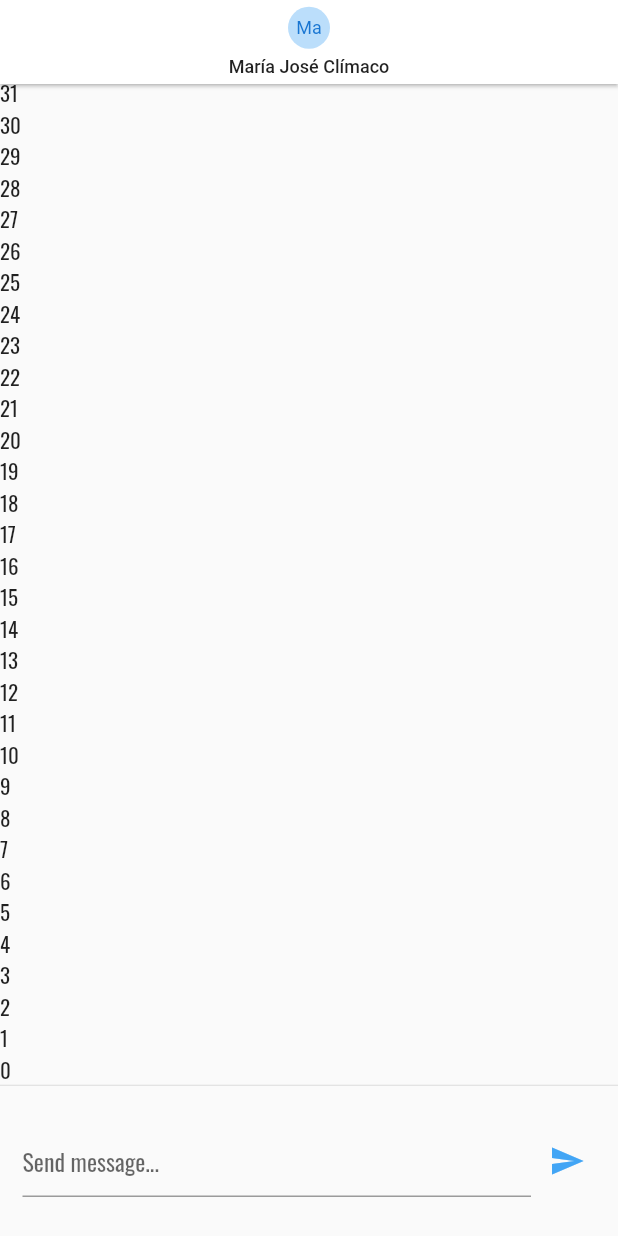
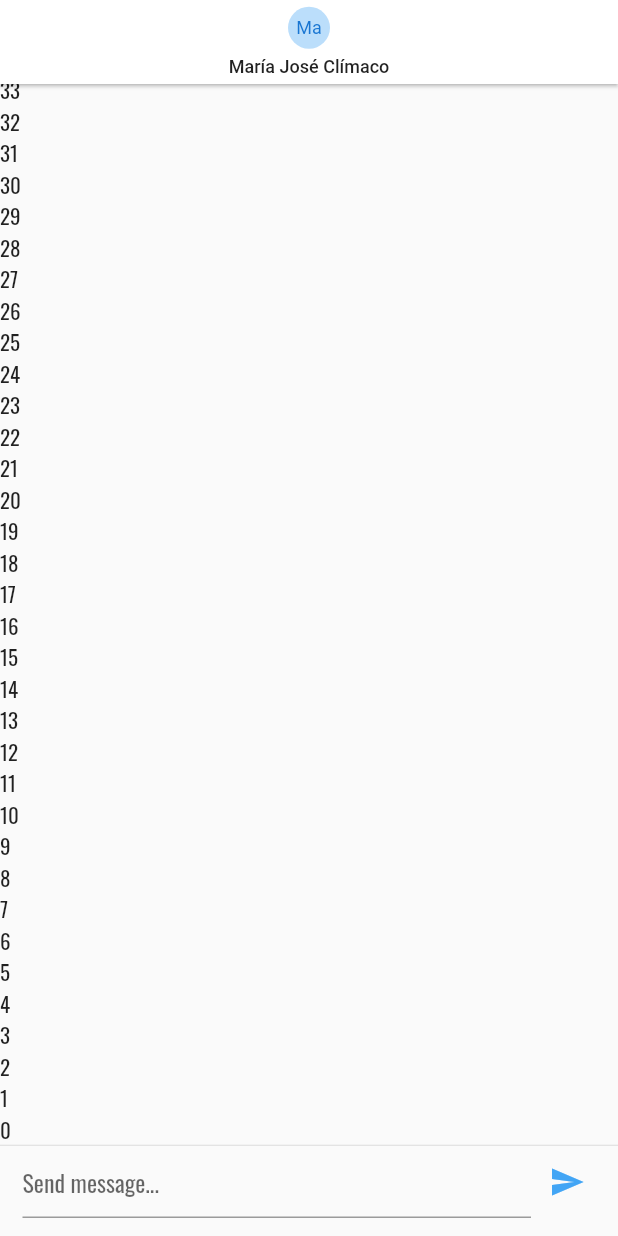
Before and after one commit to marcossevilla/messenger, a Flutter app: the screen it shows after launch, on a phone screen of 412 x 824 dp. Run offline on Flutter 3.47's test engine with Material 2 defaults, Android fonts, the phone set to English and light mode, and no system bars; our stand-ins replace google_fonts, pull_to_refresh.

Commit message:
fixed chat input design

```diff
--- a/lib/ui/screens/chat.dart
+++ b/lib/ui/screens/chat.dart
@@ -68,12 +68,13 @@ class __ChatInputState extends State<_ChatInput> {
 
   @override
   Widget build(BuildContext context) {
-    return SizedBox(
-      height: 100,
-      child: SafeArea(
+    return SafeArea(
+      child: SizedBox(
+        height: 60,
         child: Padding(
           padding: const EdgeInsets.only(left: 15, right: 10),
           child: Row(
+            crossAxisAlignment: CrossAxisAlignment.start,
             children: [
               Flexible(
                 child: TextField(
```
